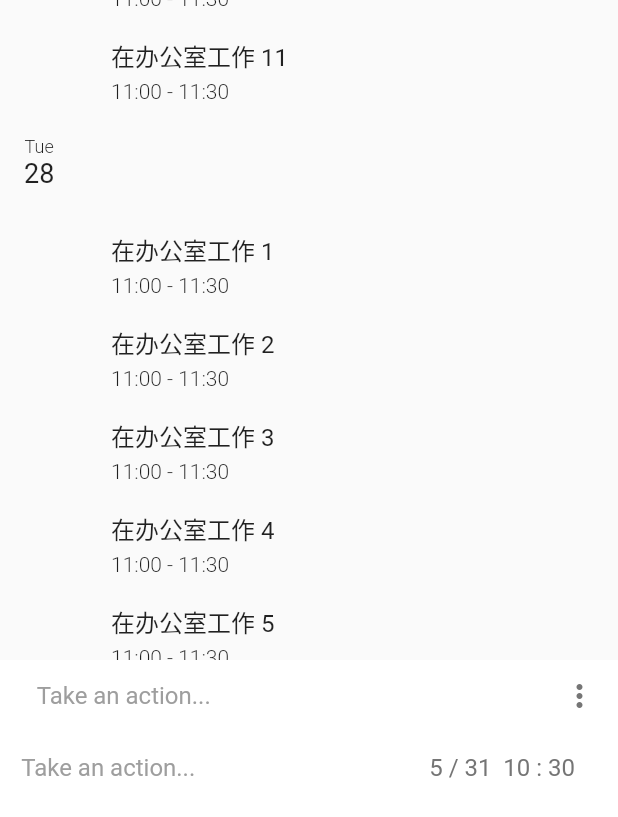
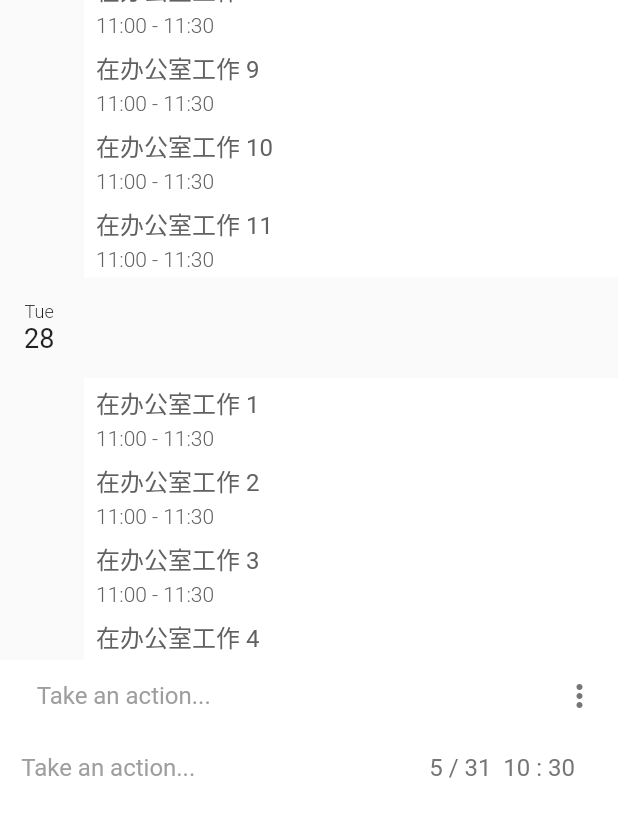
Before and after one commit to Shawnlu25/journal, a Flutter app: the screen it shows after launch, on a phone screen of 412 x 824 dp. Shown: the top 817 px of the screen. Run offline on Flutter 3.47's test engine with Material 2 defaults, Android fonts, the phone set to English and light mode, and no system bars; drawn by our look-alikes of sticky_headers; our stand-ins replace flutter_redux, redux; Roboto replaces fonts that are missing (Hind).

Commit message:
Activity overview refactor

```diff
--- a/lib/main.dart
+++ b/lib/main.dart
@@ -192,7 +192,7 @@ class _MyHomePageState extends State<MyHomePage> {
 
     var list = groups.map((records) {
       return StickyHeader(
-          overlapHeaders: true,
+          overlapHeaders: false,
           header: Container(
             color: Colors.transparent,
             alignment: Alignment.topLeft,
@@ -220,25 +220,20 @@ class _MyHomePageState extends State<MyHomePage> {
               ),
             ),
           ),
-
-          // header: Text("Hi"),
-
           content: Column(
             children: List.generate(records.length, (j) {
               var i = records.length - 1 - j;
-              return Padding(
-                padding: EdgeInsets.only(left: 8, right: 8),
-                child: ActivityOverview(
-                  title: records[i]["title"],
-                  startTime: DateTime.fromMillisecondsSinceEpoch(
-                      records[i]["startTime"]),
-                  endTime: DateTime.fromMillisecondsSinceEpoch(
-                      records[i]["endTime"]),
-                ),
+              return ActivityOverview(
+                title: records[i]["title"],
+                startTime: DateTime.fromMillisecondsSinceEpoch(
+                    records[i]["startTime"]),
+                endTime:
+                    DateTime.fromMillisecondsSinceEpoch(records[i]["endTime"]),
               );
             }),
           ));
     }).toList();
+
     return ListView.builder(
       reverse: true,
       itemBuilder: (_, i) {
--- a/lib/widgets/activity_overview.dart
+++ b/lib/widgets/activity_overview.dart
@@ -1,4 +1,6 @@
 import 'package:flutter/material.dart';
+
+final double minHeight = 56;
 
 class ActivityOverview extends StatelessWidget {
   final String title;
@@ -29,23 +31,15 @@ class ActivityOverview extends StatelessWidget {
   @override
   Widget build(BuildContext context) {
     return Container(
-      child: Row(
-        children: <Widget>[
-          Container(
-            width: 60,
-          ),
-          Expanded(
-            child: Container(
-              child: Container(
-                decoration: BoxDecoration(
-                    // color: Colors.blue,
-                    borderRadius: BorderRadius.circular(5.0)),
-                margin: EdgeInsets.only(top: 6),
-                child: Row(
-                  children: <Widget>[
-                    // Container(color: Colors.red, width: 8, height: 80),
-                    Padding(
-                      padding: const EdgeInsets.fromLTRB(6, 6, 6, 6),
+      padding: EdgeInsets.fromLTRB(56, 0, 0, 0),
+      child: Material(
+        elevation: 0.0,
+        color: Colors.white,
+        animationDuration: Duration(milliseconds: 100),
+        child: InkWell(
+          onTap: () {},
+          child: Padding(
+            padding: const EdgeInsets.fromLTRB(8.0, 4.0, 0.0, 4.0),
             child: Column(
                 crossAxisAlignment: CrossAxisAlignment.start,
                 children: <Widget>[
@@ -54,31 +48,18 @@ class ActivityOverview extends StatelessWidget {
                     style: TextStyle(
                         fontSize: 16,
                         fontWeight: FontWeight.w400,
-                                  color: Colors.black87),
+                        color: Colors.grey[700]),
                   ),
                   Container(height: 4),
                   Text(
                       "${startTime.hour}:${_addHeadingZero(startTime.minute.toString())} - ${endTime.hour}:${_addHeadingZero(endTime.minute.toString())}",
                       style: TextStyle(
                           fontSize: 14,
-                                    color: Colors.black87,
+                          color: Colors.grey[700],
                           fontWeight: FontWeight.w300))
                 ]),
           ),
-                  ],
         ),
-              ),
-              /*
-                decoration: BoxDecoration(boxShadow: [
-                  BoxShadow(
-                    color: Color.fromRGBO(200, 200, 200, 1),
-                    blurRadius: 8.0,
-                    //spreadRadius: 0.5
-                  )
-                ])*/
-            ),
-          )
-        ],
       ),
     );
   }
```
Also changed, not shown: lib/tiled_dashboard.dart (+6 -6 lines), lib/widgets/modifier.dart (deleted, +0 -120 lines). Lines whose indentation alone changed are shown as unchanged.
